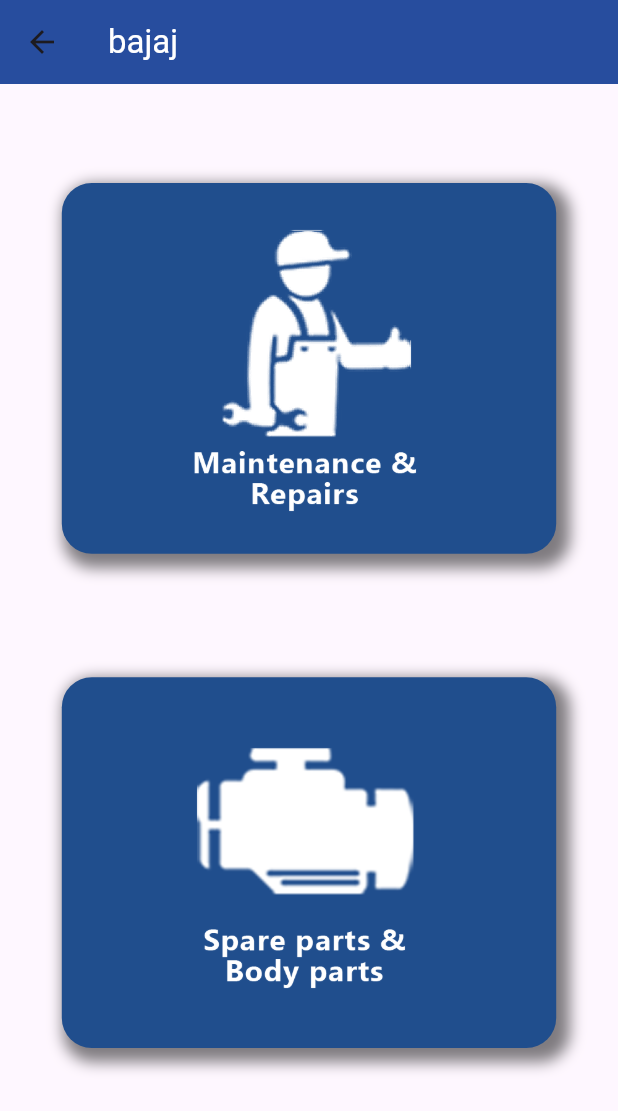
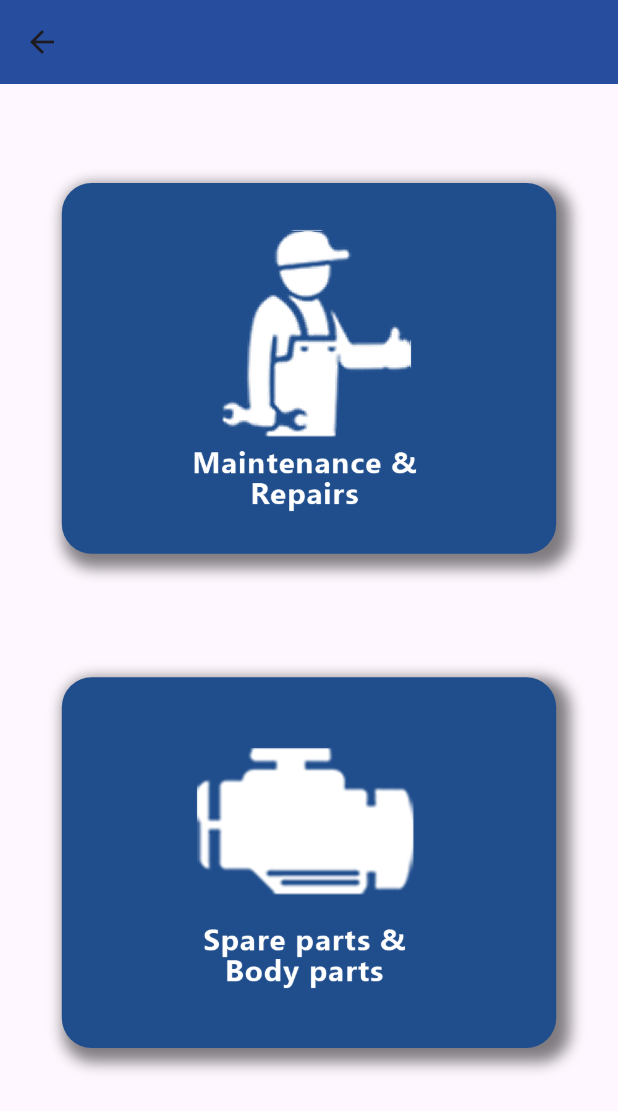
Before and after one commit to Dinethchathurya/riya_garage, a Flutter app: the screen it shows after launch, after a tap on "BAJAJ", on a phone screen of 412 x 824 dp. Shown: the top 1111 px of the screen. Run offline on Flutter 3.47's test engine with Material 3 defaults, Android fonts, the light colour scheme and no system bars.

Commit message:
feat: UI design

```diff
--- a/lib/View/Screens/Components/DistrictMobileLayoutWidget.dart
+++ b/lib/View/Screens/Components/DistrictMobileLayoutWidget.dart
@@ -19,6 +19,8 @@
   Widget build(BuildContext context) {
     return Column(
       children: [
+
+
         DistrictPageRowComponentWidget(
           screenWidth: screenWidth,
           screenHeight: screenHeight,
--- a/lib/View/Screens/Components/HomePageFirebaseImageWidget.dart
+++ b/lib/View/Screens/Components/HomePageFirebaseImageWidget.dart
@@ -16,10 +16,16 @@
       width: screenWidth * 0.85,
       height: screenHeight * 0.2,
       decoration: BoxDecoration(
-        color: Colors.grey,
+        //color: Colors.grey,
         borderRadius: BorderRadius.circular(20),  // Make it a circle
       ),
       margin: EdgeInsets.only(top: screenHeight * 0.05),
+      child: Image.asset(
+        'assets/LOGO.png',
+        width: screenWidth * 0.8, // Increase the image size (adjust as needed)
+        height: screenHeight * 0.3, // Adjust height as needed
+        fit: BoxFit.cover, // Maintain the aspect ratio of the image
+      ),
     );
   }
 }
--- a/lib/View/Screens/HomeScreen.dart
+++ b/lib/View/Screens/HomeScreen.dart
@@ -17,15 +17,11 @@
 
     return Scaffold(
       appBar: AppBar(
-        leading: Image.asset(
-          'assets/Riya-icon.png',
-          width: screenWidth * 0.8, // Increase the image size (adjust as needed)
-          height: screenHeight * 0.3, // Adjust height as needed
-          fit: BoxFit.cover, // Maintain the aspect ratio of the image
-        ),
-        title: const Text("Home",
-          style: TextStyle(
-            color: Colors.white,
+        title: Center(
+          child: const Text("Home",
+            style: TextStyle(
+              color: Colors.white,
+            ),
           ),
         ),
         backgroundColor: AppColors.color7,
--- a/lib/View/Screens/SecondScreen.dart
+++ b/lib/View/Screens/SecondScreen.dart
@@ -15,12 +15,6 @@
 
     return Scaffold(
       appBar: AppBar(
-        title: const Text(
-          "bajaj",
-          style: TextStyle(
-            color: Colors.white,
-          ),
-        ),
         backgroundColor: AppColors.color7,
       ),
       body: SafeArea(
```
Also changed, not shown: lib/View/Screens/DistrictsScreen.dart (+2 -7 lines), lib/View/Screens/SearchTownScreen.dart (+5 -19 lines), assets/LOGO.png (added), 1 other file.
